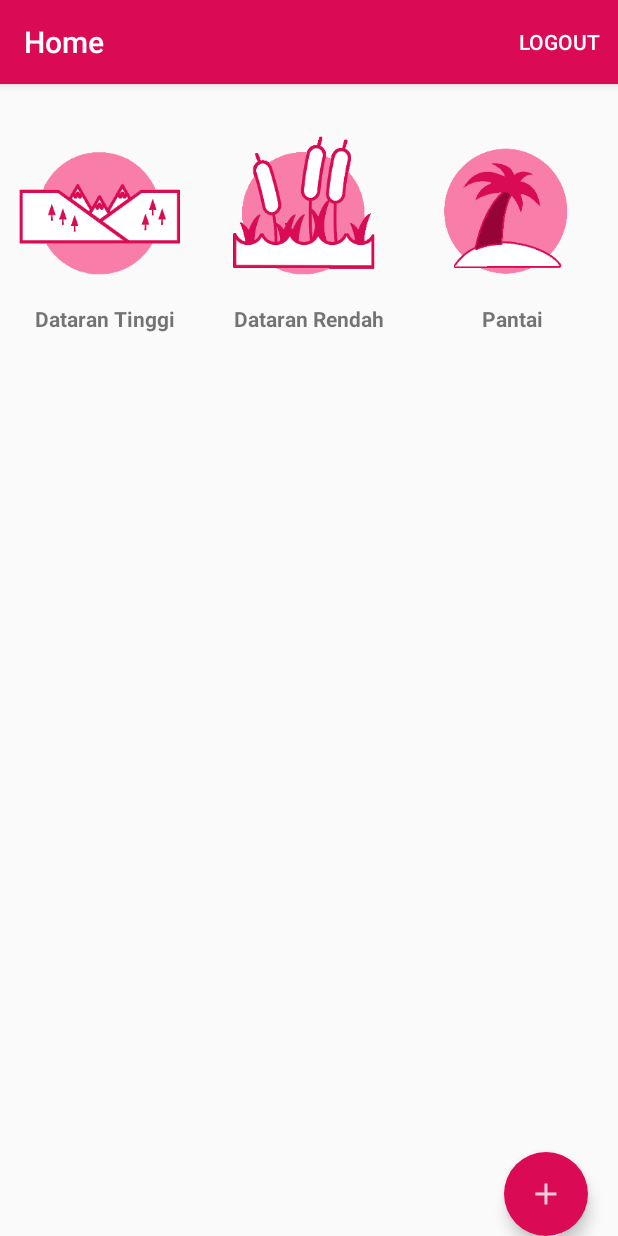
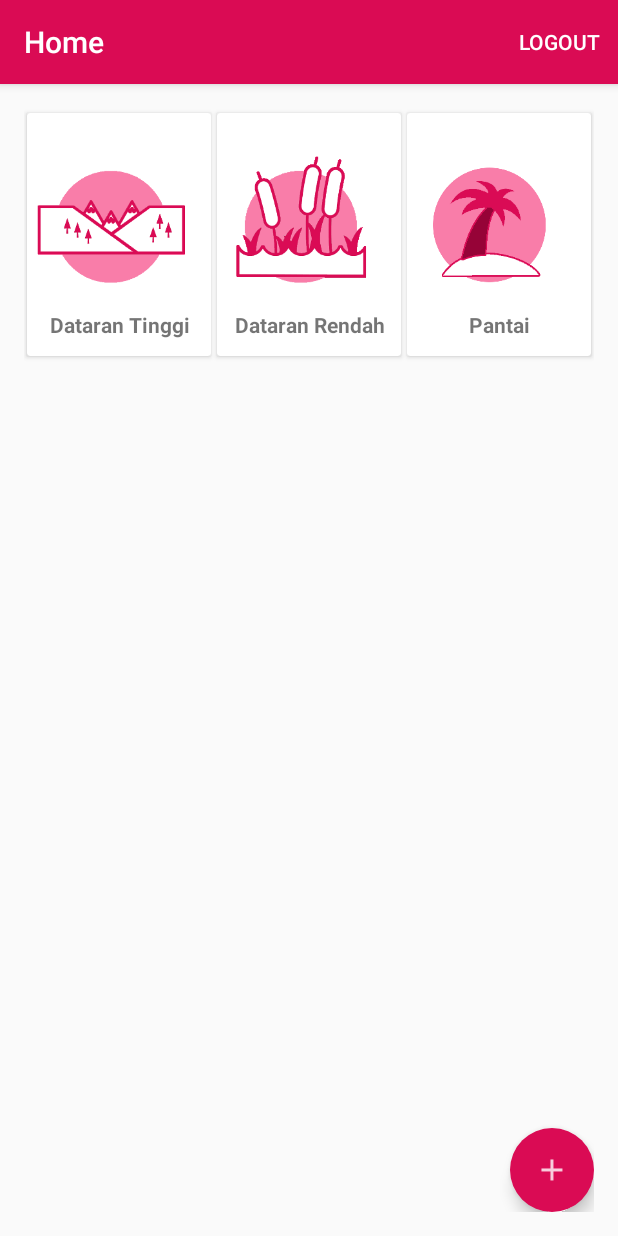
Before and after one commit to myoganugraha/forGITS, an Android app: the MainActivity screen opened directly, with no data from a screen before it, on a phone screen of 412 x 824 dp. Run offline under Robolectric (Android 15) with nearby library versions, the phone set to English and light mode, and no system bars.

Commit message:
update menu utama dengan RecyclerView + CardView

```diff
--- /dev/null
+++ b/app/src/main/java/itk/myoganugraha/soalgits/Adapter/RecyclerViewMenuAdapater.java
@@ -0,0 +1,65 @@
+package itk.myoganugraha.soalgits.Adapter;
+
+import android.content.Context;
+import android.support.v7.widget.RecyclerView;
+import android.view.LayoutInflater;
+import android.view.Menu;
+import android.view.View;
+import android.view.ViewGroup;
+import android.widget.ImageView;
+import android.widget.TextView;
+
+import java.util.List;
+
+import itk.myoganugraha.soalgits.Model.MainMenu;
+import itk.myoganugraha.soalgits.R;
+
+/**
+ * Created by M. Yoga Nugraha on 1/7/2018.
+ */
+
+public class RecyclerViewMenuAdapater extends RecyclerView.Adapter<RecyclerViewMenuAdapater.CustomViewHolder>{
+    private List<MainMenu> mainMenuList;
+    private Context mContext;
+
+    public RecyclerViewMenuAdapater(Context mContext, List<MainMenu> mainMenuList){
+        this.mContext = mContext;
+        this.mainMenuList = mainMenuList;
+    }
+
+
+    @Override
+    public RecyclerViewMenuAdapater.CustomViewHolder onCreateViewHolder(ViewGroup parent, int viewType) {
+        View view = LayoutInflater.from(parent.getContext()).inflate(R.layout.activity_main_cardview, parent, false);
+
+        CustomViewHolder customViewHolder = new CustomViewHolder(view);
+        return customViewHolder;
+    }
+
+    @Override
+    public void onBindViewHolder(RecyclerViewMenuAdapater.CustomViewHolder holder, int position) {
+        MainMenu menu = mainMenuList.get(position);
+        holder.textView.setText(String.valueOf(menu.getMenu()));
+        holder.imageView.setImageResource(menu.getIcon());
+
+
+    }
+
+    @Override
+    public int getItemCount() {
+        return mainMenuList.size();
+    }
+
+
+    class CustomViewHolder extends RecyclerView.ViewHolder{
+        protected ImageView imageView;
+        protected TextView textView;
+
+        public CustomViewHolder(View view){
+            super(view);
+            this.imageView = (ImageView)view.findViewById(R.id.icon);
+            this.textView = (TextView)view.findViewById(R.id.menu);
+        }
+    }
+
+}
--- a/app/src/main/java/itk/myoganugraha/soalgits/CustomAdapterGridview.java
+++ /dev/null
@@ -1,62 +0,0 @@
-package itk.myoganugraha.soalgits;
-
-import android.annotation.SuppressLint;
-import android.content.Context;
-import android.support.v4.content.ContextCompat;
-import android.text.TextUtils;
-import android.view.LayoutInflater;
-import android.view.View;
-import android.view.ViewGroup;
-import android.widget.BaseAdapter;
-import android.widget.ImageView;
-import android.widget.TextView;
-
-/**
- * Created by M. Yoga Nugraha on 1/7/2018.
- */
-
-public class CustomAdapterGridview extends BaseAdapter{
-    Context mContext;
-    int logos[];
-    String listMenus[];
-    LayoutInflater inflter;
-
-    public CustomAdapterGridview(Context applicationContext, int[] logos, String[] listMenu){
-        this.mContext = applicationContext;
-        this.logos = logos;
-        this.listMenus = listMenu;
-        inflter = (LayoutInflater.from(applicationContext));
-    }
-
-    @Override
-    public int getCount(){
-        return logos.length;
-    }
-
-    @Override
-    public Object getItem(int i ){
-        return null;
-    }
-
-    @Override
-    public long getItemId(int i ){
-        return 0;
-    }
-
-    public class Holder{
-        TextView listMenu;
-        ImageView icon;
-    }
-
-    @Override
-    public View getView(int i, View view, ViewGroup viewGroup){
-        view = inflter.inflate(R.layout.activity_main_gridview, null);
-        ImageView icon = (ImageView) view.findViewById(R.id.icon);
-        TextView listMenu = (TextView) view.findViewById(R.id.listMenu);
-        icon.setImageResource(logos[i]);
-        listMenu.setText(listMenus[i]);
-        return view;
-    }
-
-
-}
--- a/app/src/main/java/itk/myoganugraha/soalgits/MainActivity.java
+++ b/app/src/main/java/itk/myoganugraha/soalgits/MainActivity.java
@@ -6,6 +6,9 @@ import android.os.Handler;
 import android.support.design.widget.FloatingActionButton;
 import android.support.v7.app.AppCompatActivity;
 import android.os.Bundle;
+import android.support.v7.widget.GridLayoutManager;
+import android.support.v7.widget.LinearLayoutManager;
+import android.support.v7.widget.RecyclerView;
 import android.view.Menu;
 import android.view.MenuInflater;
 import android.view.MenuItem;
@@ -15,6 +18,12 @@ import android.widget.Button;
 import android.widget.GridView;
 import android.widget.Toast;
 
+import java.util.ArrayList;
+import java.util.List;
+
+import itk.myoganugraha.soalgits.Adapter.RecyclerViewMenuAdapater;
+import itk.myoganugraha.soalgits.Model.MainMenu;
+
 public class MainActivity extends AppCompatActivity {
 
 
@@ -23,7 +32,14 @@ public class MainActivity extends AppCompatActivity {
     Context mContext;
     SharedPrefManager sharedPrefManager;
     FloatingActionButton fab;
-    GridView simpleGrid;
+
+    private RecyclerView recyclerView;
+    private RecyclerView.LayoutManager layoutManager;
+    private GridLayoutManager mGridLayoutManager;
+
+    private List<MainMenu> mainMenuList;
+    private RecyclerViewMenuAdapater recyclerViewMenuAdapater;
+
     int logos[] = {R.drawable.dataran_tinggi, R.drawable.dataran_rendah, R.drawable.pantai};
     String listMenu[] = {"Dataran Tinggi", "Dataran Rendah", "Pantai"};
 
@@ -39,28 +55,43 @@ public class MainActivity extends AppCompatActivity {
 
     private void initComponents() {
 
-        simpleGrid = (GridView) findViewById(R.id.simpleGridView);
-        CustomAdapterGridview customAdapterGridview = new CustomAdapterGridview(mContext, logos, listMenu);
-        simpleGrid.setAdapter(customAdapterGridview);
+        recyclerView = (RecyclerView)findViewById(R.id.recycler_view_main_menu);
+        if(recyclerView != null){
+            recyclerView.setHasFixedSize(true);
+        }
 
-        simpleGrid.setOnItemClickListener(new AdapterView.OnItemClickListener() {
+        mGridLayoutManager = new GridLayoutManager(mContext, 3);
+        recyclerView.setLayoutManager(mGridLayoutManager);
+
+
+        mainMenuList = new ArrayList<>();
+        for (int i = 0; i< listMenu.length; i++){
+            MainMenu mainMenu = new MainMenu(logos[i], listMenu[i]);
+            mainMenuList.add(mainMenu);
+        }
+
+        recyclerViewMenuAdapater = new RecyclerViewMenuAdapater(mContext, mainMenuList);
+
+        recyclerView.setAdapter(recyclerViewMenuAdapater);
+        recyclerViewMenuAdapater.notifyDataSetChanged();
+
+        recyclerView.addOnItemTouchListener(new RecyclerItemClickListener(this, new RecyclerItemClickListener.OnItemClickListener() {
             @Override
-            public void onItemClick(AdapterView<?> adapterView, View view, int i, long l) {
-                if(i==0){
+            public void onItemClickListener(View view, int position) {
+                if(position==0){
                     Intent intent = new Intent(mContext, DataranTinggi.class);
                     startActivity(intent);
                 }
-                else if(i==1){
+                else if(position==1){
                     Intent intent = new Intent(mContext, DataranRendah.class);
                     startActivity(intent);
                 }
-                else if(i==2){
+                else if(position==2){
                     Intent intent = new Intent(mContext, Pantai.class);
                     startActivity(intent);
                 }
             }
-        });
-
+        }));
 
         fab = (FloatingActionButton) findViewById(R.id.FAB);
         fab.setOnClickListener(new View.OnClickListener() {
--- /dev/null
+++ b/app/src/main/java/itk/myoganugraha/soalgits/Model/MainMenu.java
@@ -0,0 +1,36 @@
+package itk.myoganugraha.soalgits.Model;
+
+import java.util.jar.Manifest;
+
+/**
+ * Created by M. Yoga Nugraha on 1/8/2018.
+ */
+
+public class MainMenu {
+    private int icon;
+    private String menu;
+
+    public MainMenu(int icon, String menu){
+        this.icon = icon;
+        this.menu = menu;
+    }
+
+
+
+    public int getIcon(){
+        return icon;
+    }
+
+    public void setIcon(int icon){
+        this.icon = icon;
+    }
+
+    public String getMenu(){
+        return menu;
+    }
+
+    public void setMenu(String menu){
+        this.menu = menu;
+    }
+
+}
--- /dev/null
+++ b/app/src/main/java/itk/myoganugraha/soalgits/RecyclerItemClickListener.java
@@ -0,0 +1,52 @@
+package itk.myoganugraha.soalgits;
+
+import android.content.Context;
+import android.support.v7.widget.RecyclerView;
+import android.view.MotionEvent;
+import android.view.GestureDetector;
+import android.view.View;
+
+
+/**
+ * Created by M. Yoga Nugraha on 1/8/2018.
+ */
+
+public class RecyclerItemClickListener implements RecyclerView.OnItemTouchListener {
+    private OnItemClickListener mListener;
+    GestureDetector gestureDetector;
+
+    public interface OnItemClickListener{
+        public void onItemClickListener(View view, int position);
+    }
+
+    public RecyclerItemClickListener(Context mContext, OnItemClickListener mListener){
+        this.mListener = mListener;
+        gestureDetector = new GestureDetector(mContext, new GestureDetector.SimpleOnGestureListener(){
+            @Override
+            public boolean onSingleTapUp(MotionEvent e){
+                return true;
+            }
+        });
+    }
+
+    @Override
+    public boolean onInterceptTouchEvent(RecyclerView rv, MotionEvent e) {
+        View childView = rv.findChildViewUnder(e.getX(), e.getY());
+
+        if(childView != null && mListener != null && gestureDetector.onTouchEvent(e)){
+            mListener.onItemClickListener(childView, rv.getChildAdapterPosition(childView));
+            return true;
+        }
+        return false;
+    }
+
+    @Override
+    public void onTouchEvent(RecyclerView rv, MotionEvent e) {
+
+    }
+
+    @Override
+    public void onRequestDisallowInterceptTouchEvent(boolean disallowIntercept) {
+
+    }
+}
--- a/app/src/main/java/itk/myoganugraha/soalgits/apihelper/RetrofitClient.java
+++ b/app/src/main/java/itk/myoganugraha/soalgits/apihelper/RetrofitClient.java
@@ -11,6 +11,8 @@ import retrofit2.converter.gson.GsonConverterFactory;
 
 public class RetrofitClient {
     private static Retrofit retrofit = null;
+
+
 
     public static Retrofit getClient(String baseUrl){
         HttpLoggingInterceptor interceptor = new HttpLoggingInterceptor();
--- a/app/src/main/java/itk/myoganugraha/soalgits/apihelper/UtlisApi.java
+++ b/app/src/main/java/itk/myoganugraha/soalgits/apihelper/UtlisApi.java
@@ -1,4 +1,5 @@
 package itk.myoganugraha.soalgits.apihelper;
+
 
 /**
  * Created by M. Yoga Nugraha on 11/27/2017.
--- a/app/src/main/res/layout/activity_dataran_tinggi.xml
+++ b/app/src/main/res/layout/activity_dataran_tinggi.xml
@@ -1,9 +1,16 @@
 <?xml version="1.0" encoding="utf-8"?>
-<android.support.constraint.ConstraintLayout xmlns:android="http://schemas.android.com/apk/res/android"
+<LinearLayout
+    xmlns:android="http://schemas.android.com/apk/res/android"
     xmlns:app="http://schemas.android.com/apk/res-auto"
     xmlns:tools="http://schemas.android.com/tools"
     android:layout_width="match_parent"
     android:layout_height="match_parent"
     tools:context="itk.myoganugraha.soalgits.DataranTinggi">
 
-</android.support.constraint.ConstraintLayout>
+    <android.support.v7.widget.RecyclerView
+        android:id="@+id/card_recycler_view"
+        android:scrollbars="vertical"
+        android:layout_width="match_parent"
+        android:layout_height="match_parent"/>
+
+</LinearLayout>
--- a/app/src/main/res/layout/activity_main.xml
+++ b/app/src/main/res/layout/activity_main.xml
@@ -1,15 +1,18 @@
-<FrameLayout xmlns:android="http://schemas.android.com/apk/res/android"
+<RelativeLayout
+    xmlns:android="http://schemas.android.com/apk/res/android"
     android:layout_width="match_parent"
     android:layout_height="match_parent"
-    xmlns:app="http://schemas.android.com/apk/res-auto">
+    xmlns:app="http://schemas.android.com/apk/res-auto"
+    android:padding="16dp">
 
-    <GridView
-        android:id="@+id/simpleGridView"
-        android:layout_width="fill_parent"
-        android:layout_height="wrap_content"
-        android:footerDividersEnabled="false"
-        android:padding="1dp"
-        android:numColumns="3" />
+    <android.support.v7.widget.RecyclerView
+        android:id="@+id/recycler_view_main_menu"
+        android:layout_width="match_parent"
+        android:layout_height="match_parent"
+        android:scrollbars="vertical"/>
+
+
+
 
 
     <RelativeLayout
@@ -20,19 +23,16 @@
         android:id="@+id/FAB"
         android:layout_width="wrap_content"
         android:layout_height="wrap_content"
-        android:layout_gravity="bottom"
         android:clickable="true"
         android:src="@drawable/ic_add"
         app:borderWidth="0dp"
         android:focusable="true"
         android:layout_alignParentBottom="true"
         android:layout_alignParentRight="true"
-        android:layout_marginRight="20dp"
-        android:layout_marginBottom="20dp"
 
         />
 
     </RelativeLayout>
 
 
-</FrameLayout>
+</RelativeLayout>
--- /dev/null
+++ b/app/src/main/res/layout/activity_main_cardview.xml
@@ -0,0 +1,38 @@
+<?xml version="1.0" encoding="utf-8"?>
+<android.support.v7.widget.CardView xmlns:android="http://schemas.android.com/apk/res/android"
+    android:layout_width="match_parent"
+    android:layout_height="wrap_content"
+    xmlns:app="http://schemas.android.com/apk/res-auto"
+    android:padding="16dp"
+    android:orientation="vertical"
+    app:cardPreventCornerOverlap="false"
+    app:cardUseCompatPadding="true">
+
+
+        <RelativeLayout
+            android:layout_width="match_parent"
+            android:layout_height="wrap_content"
+            android:padding="1dp">
+
+            <ImageView
+                android:id="@+id/icon"
+                android:layout_width="match_parent"
+                android:layout_height="110dp"
+                android:scaleType="fitStart"
+                android:layout_gravity="center_horizontal"
+                android:src="@drawable/dataran_tinggi"
+                android:layout_marginTop="20dp"/>
+
+            <TextView
+                android:id="@+id/menu"
+                android:layout_below="@id/icon"
+                android:layout_width="match_parent"
+                android:layout_height="wrap_content"
+                android:text="This is Just Dummy Text"
+                android:textAlignment="center"
+                android:textStyle="bold"
+                android:paddingBottom="10dp"/>
+
+        </RelativeLayout>
+
+</android.support.v7.widget.CardView>
--- a/app/src/main/res/layout/activity_main_gridview.xml
+++ /dev/null
@@ -1,24 +0,0 @@
-<?xml version="1.0" encoding="utf-8"?>
-<LinearLayout xmlns:android="http://schemas.android.com/apk/res/android"
-    android:layout_width="match_parent"
-    android:layout_height="wrap_content"
-    android:padding="5dp"
-    android:orientation="vertical">
-    <ImageView
-        android:id="@+id/icon"
-        android:layout_width="match_parent"
-        android:layout_height="120dp"
-        android:scaleType="fitStart"
-        android:layout_gravity="center_horizontal"
-        android:src="@drawable/dataran_tinggi"
-        android:layout_marginTop="20dp"/>
-
-    <TextView
-        android:layout_below="@+id/icon"
-        android:id="@+id/listMenu"
-        android:layout_width="match_parent"
-        android:layout_height="wrap_content"
-        android:text="This is Just Dummy Text"
-        android:textAlignment="center"
-        android:textStyle="bold"/>
-</LinearLayout>
```
Also changed, not shown: app/src/main/java/itk/myoganugraha/soalgits/DataranTinggi.java (+24 -0 lines), app/src/main/java/itk/myoganugraha/soalgits/apihelper/BaseApiService.java (+10 -1 lines).
